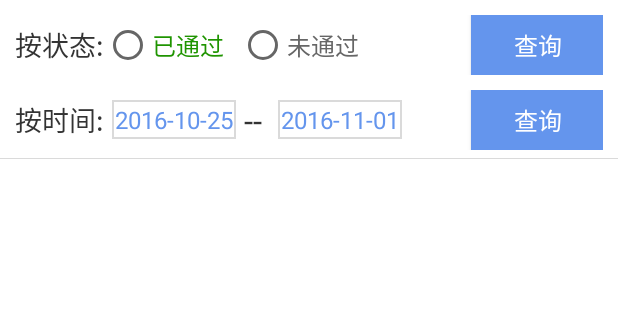
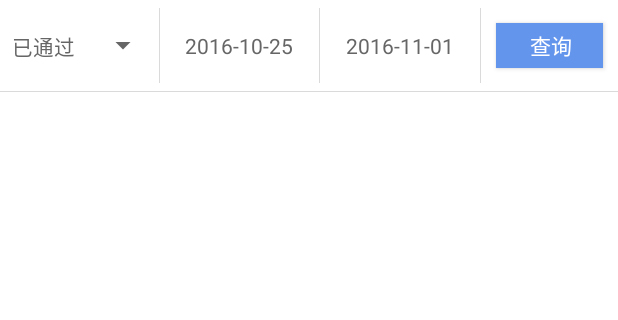
Before and after one commit to GKZX/ReservationAssistant, an Android app: the fragment SearchFragment placed in its activity, on a phone screen of 412 x 824 dp, the part 84-404 px from its top. Run offline under Robolectric (Android 15) with nearby library versions, the phone set to English and light mode, and no system bars; our stand-ins replace ButterKnife; libraries missing offline, so code that uses them is left out: com.netease.nimlib, com.squareup.otto; 4 statements that could not run were skipped.

Commit message:
修复部分bug(挤下线、修改查询条件布局)

```diff
--- a/ReservationAssistant/app/src/main/java/com/gkzxhn/xjyyzs/activities/MainActivity.java
+++ b/ReservationAssistant/app/src/main/java/com/gkzxhn/xjyyzs/activities/MainActivity.java
@@ -5,7 +5,6 @@ import android.content.DialogInterface;
 import android.content.Intent;
 import android.support.v4.app.FragmentManager;
 import android.support.v4.app.FragmentTransaction;
-import android.text.TextUtils;
 import android.view.Menu;
 import android.view.MenuInflater;
 import android.view.MenuItem;
@@ -19,6 +18,7 @@ import com.gkzxhn.xjyyzs.app.AppBus;
 import com.gkzxhn.xjyyzs.base.BaseActivity;
 import com.gkzxhn.xjyyzs.entities.events.ClearMsg;
 import com.gkzxhn.xjyyzs.entities.events.ClearMsgResult;
+import com.gkzxhn.xjyyzs.entities.events.KickoutEvent;
 import com.gkzxhn.xjyyzs.fragments.HomeFragment;
 import com.gkzxhn.xjyyzs.requests.Constant;
 import com.gkzxhn.xjyyzs.requests.bean.UpdateInfo;
@@ -68,12 +68,6 @@ public class MainActivity extends BaseActivity {
         setTitleText("预约助手");
         initFragment();
         checkOnlineStatus();// 检查云信id在线状态
-        String type = getIntent().getStringExtra("type");
-        if(!TextUtils.isEmpty(type) && type.equals("notification")){
-            // 由通知栏点进来  切换到msgFragment 并且通过otto通知其加载数据库数据
-            homeFragment.switchFragment(2);
-//            AppBus.getInstance().post(new SystemMsg());
-        }
     }
 
     /**
@@ -121,7 +115,7 @@ public class MainActivity extends BaseActivity {
     /**
      * 显示重新登录的提示框
      */
-    private void showReLoginDialog() {
+    public void showReLoginDialog() {
         AlertDialog.Builder builder = new AlertDialog.Builder(this);
         builder.setTitle("账号下线提示");
         builder.setCancelable(false);
@@ -236,6 +230,11 @@ public class MainActivity extends BaseActivity {
         }
     }
 
+    @Subscribe
+    public void kickout(KickoutEvent event){
+        showReLoginDialog();
+    }
+
     /**
      * 检查更新
      */
--- a/ReservationAssistant/app/src/main/java/com/gkzxhn/xjyyzs/adapter/SearchResultAdapter.java
+++ b/ReservationAssistant/app/src/main/java/com/gkzxhn/xjyyzs/adapter/SearchResultAdapter.java
@@ -66,7 +66,7 @@ public class SearchResultAdapter extends RecyclerView.Adapter<SearchResultAdapte
 //                ToastUtil.showShortToast(context, "别点啦...");
             }
         });
-        setItemAnim(holder.card_view, position);
+//        setItemAnim(holder.card_view, position);
     }
 
     /**
--- a/ReservationAssistant/app/src/main/java/com/gkzxhn/xjyyzs/app/AppManager.java
+++ b/ReservationAssistant/app/src/main/java/com/gkzxhn/xjyyzs/app/AppManager.java
@@ -45,6 +45,9 @@ public class AppManager {
     public Activity getCurrentActivity(){
         if (activityStack == null)
             return null;
+        if (activityStack.empty()){
+            return null;
+        }
         return activityStack.lastElement();
     }
 
--- a/ReservationAssistant/app/src/main/java/com/gkzxhn/xjyyzs/app/MyApp.java
+++ b/ReservationAssistant/app/src/main/java/com/gkzxhn/xjyyzs/app/MyApp.java
@@ -1,5 +1,6 @@
 package com.gkzxhn.xjyyzs.app;
 
+import android.app.Activity;
 import android.app.Application;
 import android.app.Notification;
 import android.app.PendingIntent;
@@ -15,6 +16,7 @@ import com.gkzxhn.xjyyzs.BuildConfig;
 import com.gkzxhn.xjyyzs.R;
 import com.gkzxhn.xjyyzs.activities.MainActivity;
 import com.gkzxhn.xjyyzs.entities.Message;
+import com.gkzxhn.xjyyzs.entities.events.KickoutEvent;
 import com.gkzxhn.xjyyzs.entities.events.SystemMsg;
 import com.gkzxhn.xjyyzs.utils.CrashHandler;
 import com.gkzxhn.xjyyzs.utils.DBUtils;
@@ -131,11 +133,16 @@ public class MyApp extends Application {
             public void onEvent(StatusCode statusCode) {
                 Log.i(TAG, "User status changed to: " + statusCode);
                 if (statusCode.wontAutoLogin()) {
+                    Log.i(TAG, "User status changed to: " + statusCode);
                     // 被踢出、账号被禁用、密码错误等情况，自动登录失败，需要返回到登录界面进行重新登录操作
-                    SPUtil.put(getApplicationContext(), "relogin", "true");
-                    Intent intent = new Intent(getApplicationContext(), MainActivity.class);
-                    intent.setFlags(Intent.FLAG_ACTIVITY_NEW_TASK);
-                    startActivity(intent);
+                    Activity activity = AppManager.getInstance().getCurrentActivity();
+                    if(activity != null && activity instanceof MainActivity){
+                        AppBus.getInstance().post(new KickoutEvent());
+                    }else {
+                        Intent intent = new Intent(getApplicationContext(), MainActivity.class);
+                        intent.setFlags(Intent.FLAG_ACTIVITY_NEW_TASK);
+                        startActivity(intent);
+                    }
                 }
             }
         }, true);
--- /dev/null
+++ b/ReservationAssistant/app/src/main/java/com/gkzxhn/xjyyzs/entities/events/KickoutEvent.java
@@ -0,0 +1,13 @@
+package com.gkzxhn.xjyyzs.entities.events;
+
+/**
+ * Author: Huang ZN
+ * Date: 2016/10/25
+ * Email:943852572@qq.com
+ * Description:
+ */
+
+public class KickoutEvent {
+    public KickoutEvent() {
+    }
+}
--- a/ReservationAssistant/app/src/main/java/com/gkzxhn/xjyyzs/fragments/HomeFragment.java
+++ b/ReservationAssistant/app/src/main/java/com/gkzxhn/xjyyzs/fragments/HomeFragment.java
@@ -56,16 +56,6 @@ public class HomeFragment extends BaseFragment {
     }
 
     /**
-     * 切换fragment
-     * @param position index
-     */
-    public void switchFragment(int position){
-//        if(vp_home_opt == null)
-//            initViewPager();
-//        vp_home_opt.setCurrentItem(position);
-    }
-
-    /**
      * 初始化viewpager
      */
     private void initViewPager() {
--- a/ReservationAssistant/app/src/main/java/com/gkzxhn/xjyyzs/fragments/SearchFragment.java
+++ b/ReservationAssistant/app/src/main/java/com/gkzxhn/xjyyzs/fragments/SearchFragment.java
@@ -7,10 +7,10 @@ import android.support.v4.widget.SwipeRefreshLayout;
 import android.support.v7.widget.LinearLayoutManager;
 import android.support.v7.widget.RecyclerView;
 import android.view.View;
+import android.widget.ArrayAdapter;
 import android.widget.Button;
 import android.widget.DatePicker;
-import android.widget.RadioButton;
-import android.widget.RadioGroup;
+import android.widget.Spinner;
 import android.widget.TextView;
 
 import com.gkzxhn.xjyyzs.R;
@@ -46,14 +46,19 @@ import rx.Subscriber;
 public class SearchFragment extends BaseFragment implements View.OnClickListener, OnSearchResultCallBack {
 
     private static final String TAG = "SearchFragment";
+    private static final String[] STATUS = {"已通过", "未通过"};
     @BindView(R.id.srl_refresh) SwipeRefreshLayout srl_refresh;
-    @BindView(R.id.rg_status) RadioGroup rg_status;
-    @BindView(R.id.rb_passed) RadioButton rb_passed;
-    @BindView(R.id.rb_refused) RadioButton rb_refused;
-    @BindView(R.id.bt_search_by_status) Button bt_search_by_status;
+//    @BindView(R.id.rg_status) RadioGroup rg_status;
+//    @BindView(R.id.rb_passed) RadioButton rb_passed;
+//    @BindView(R.id.rb_refused) RadioButton rb_refused;
+//    @BindView(R.id.bt_search_by_status) Button bt_search_by_status;
+//    @BindView(R.id.tv_start_date) TextView tv_start_date;
+//    @BindView(R.id.tv_end_date) TextView tv_end_date;
+//    @BindView(R.id.bt_search_by_time) Button bt_search_by_time;
+    @BindView(R.id.sp_status) Spinner sp_status;
     @BindView(R.id.tv_start_date) TextView tv_start_date;
     @BindView(R.id.tv_end_date) TextView tv_end_date;
-    @BindView(R.id.bt_search_by_time) Button bt_search_by_time;
+    @BindView(R.id.bt_search) Button bt_search;
     @BindView(R.id.recycler_view) RecyclerView recycler_view;
     @BindView(R.id.tv_no_result) TextView tv_no_result;// 没有结果
 
@@ -75,14 +80,15 @@ public class SearchFragment extends BaseFragment implements View.OnClickListener
         srl_refresh.setOnRefreshListener(new SwipeRefreshLayout.OnRefreshListener() {
             @Override
             public void onRefresh() {
-                getData(1);// 下拉刷新默认获取当日数据
+//                getData(1);// 下拉刷新默认获取当日数据
+                search();
             }
         });
+        sp_status.setAdapter(new ArrayAdapter<>(getActivity(), R.layout.spinner_item, STATUS));
         setDateText();// 设置两个日期文本
         tv_start_date.setOnClickListener(this);
         tv_end_date.setOnClickListener(this);
-        bt_search_by_status.setOnClickListener(this);
-        bt_search_by_time.setOnClickListener(this);
+        bt_search.setOnClickListener(this);
         recycler_view.setLayoutManager(new LinearLayoutManager(getActivity(), LinearLayoutManager.VERTICAL, false));
         recycler_view.addItemDecoration(new DividerItemDecoration(getActivity(),
                 DividerItemDecoration.VERTICAL_LIST));
@@ -114,11 +120,16 @@ public class SearchFragment extends BaseFragment implements View.OnClickListener
             case R.id.tv_end_date:
                 showDatePicker(tv_end_date);
                 break;
-            case R.id.bt_search_by_status:
-                if (!rb_passed.isChecked() && !rb_refused.isChecked()){
-                    showToastMsgShort("请选择查询状态");
-                    return;
+            case R.id.bt_search:
+                search();// 查询
+                break;
         }
+    }
+
+    /**
+     * 查询
+     */
+    private void search() {
         String start_time1 = DateUtils.dateFormat(tv_start_date.getText().toString());
         String end_time1 = DateUtils.dateFormat(tv_end_date.getText().toString());
         long thirtyDays1 = 1000L * 60L * 60L * 24L * 30L;
@@ -129,20 +140,6 @@ public class SearchFragment extends BaseFragment implements View.OnClickListener
             return;
         }
         getSearchResult(0, start_time1, end_time1);
-                break;
-            case R.id.bt_search_by_time:
-                String start_time = DateUtils.dateFormat(tv_start_date.getText().toString());
-                String end_time = DateUtils.dateFormat(tv_end_date.getText().toString());
-                long thirtyDays = 1000L * 60L * 60L * 24L * 30L;
-                long endMs = DateUtils.reFormatDate("yyyy-MM-dd", end_time);
-                long startMs = DateUtils.reFormatDate("yyyy-MM-dd", start_time);
-                if(endMs - startMs > thirtyDays){
-                    showToastMsgLong("日期区间不能超过30天");
-                    return;
-                }
-                getSearchResult(1, start_time, end_time);// 获取搜索结果
-                break;
-        }
     }
 
     /**
@@ -189,9 +186,11 @@ public class SearchFragment extends BaseFragment implements View.OnClickListener
         map.put("start", startTime);
         map.put("end", endTime);
         if(type == 0) {
-            if (rb_refused.isChecked()) {
+            if (sp_status.getSelectedItemPosition() == 1) {
                 map.put("isPass", "DENIED");
-            } else {
+            } else if (sp_status.getSelectedItemPosition() == 0){
+                map.put("isPass", "PASSED");
+            }else {
                 map.put("isPass", "PASSED");
             }
         }else {
--- /dev/null
+++ b/ReservationAssistant/app/src/main/res/drawable/item_decoration.xml
@@ -0,0 +1,8 @@
+<?xml version="1.0" encoding="utf-8"?>
+<shape xmlns:android="http://schemas.android.com/apk/res/android"
+    android:shape="rectangle">
+
+    <size android:width="1px" />
+    <solid android:color="@color/et_hint" />
+
+</shape>
--- a/ReservationAssistant/app/src/main/res/layout/fragment_search.xml
+++ b/ReservationAssistant/app/src/main/res/layout/fragment_search.xml
@@ -9,128 +9,51 @@
         android:layout_height="match_parent">
 
         <LinearLayout
-            android:id="@+id/ll_search_by_status"
+            android:id="@+id/ll_search_condition"
             android:layout_width="match_parent"
-            android:layout_height="@dimen/search_item_height"
+            android:layout_height="50dp"
+            android:orientation="horizontal"
+            android:divider="@drawable/item_decoration"
+            android:showDividers="middle"
             android:gravity="center_vertical"
-            android:paddingLeft="@dimen/search_padding"
-            android:paddingRight="@dimen/search_padding"
-            android:layout_marginTop="10dp"
-            android:orientation="horizontal">
+            android:layout_marginTop="5dp">
 
-            <TextView
-                android:layout_width="wrap_content"
+            <Spinner
+                android:id="@+id/sp_status"
+                android:layout_width="0dp"
                 android:layout_height="wrap_content"
-                android:text="按状态:"
-                android:textColor="@color/tv_bg"
-                android:textSize="@dimen/search_main_text_size"/>
-
-            <RadioGroup
-                android:id="@+id/rg_status"
-                android:layout_width="wrap_content"
-                android:layout_height="wrap_content"
-                android:orientation="horizontal">
-
-                <RadioButton
-                    android:id="@+id/rb_passed"
-                    android:layout_width="wrap_content"
-                    android:layout_height="wrap_content"
-                    android:text="已通过"
-                    android:textColor="@color/tv_green"
-                    android:textSize="@dimen/search_small_text"/>
-
-                <RadioButton
-                    android:id="@+id/rb_refused"
-                    android:layout_width="wrap_content"
-                    android:layout_height="wrap_content"
-                    android:text="未通过"
-                    android:textColor="@color/tv_mid"
-                    android:textSize="@dimen/search_small_text"
-                    android:checked="false"
-                    android:layout_marginLeft="10dp"/>
-            </RadioGroup>
-
-            <RelativeLayout
-                android:layout_width="match_parent"
-                android:layout_height="wrap_content">
-
-                <Button
-                    android:id="@+id/bt_search_by_status"
-                    android:layout_width="wrap_content"
-                    android:layout_height="wrap_content"
-                    android:text="查询"
-                    android:background="@drawable/theme_bg_bt_selector"
-                    android:textSize="@dimen/search_small_text"
-                    android:textColor="@color/white"
-                    android:layout_alignParentTop="true"
-                    android:layout_alignParentRight="true"
-                    android:layout_alignParentEnd="true" />
-            </RelativeLayout>
-        </LinearLayout>
-
-        <LinearLayout
-            android:id="@+id/ll_search_by_time"
-            android:layout_width="match_parent"
-            android:layout_height="@dimen/search_item_height"
-            android:gravity="center_vertical"
-            android:paddingLeft="@dimen/search_padding"
-            android:paddingRight="@dimen/search_padding"
-            android:layout_marginTop="10dp"
-            android:orientation="horizontal"
-            android:layout_below="@+id/ll_search_by_status">
-
-            <TextView
-                android:layout_width="wrap_content"
-                android:layout_height="wrap_content"
-                android:text="按时间:"
-                android:textColor="@color/tv_bg"
-                android:textSize="@dimen/search_main_text_size"
-                android:id="@+id/textView2" />
+                android:layout_weight="1.5" />
 
             <TextView
                 android:id="@+id/tv_start_date"
-                android:layout_width="wrap_content"
+                android:layout_width="0dp"
                 android:layout_height="wrap_content"
-                android:text="xxxx/x/xx"
-                android:textColor="@color/theme"
-                android:textSize="@dimen/search_small_text"
-                android:padding="2dp"
-                android:background="@drawable/tv_bg"
-                android:layout_marginLeft="5dp"/>
-
-            <TextView
-                android:layout_width="wrap_content"
-                android:layout_height="wrap_content"
-                android:text=" -- "
-                android:textColor="@color/tv_bg"
-                android:textSize="22sp"/>
+                android:layout_weight="1.5"
+                android:text="开始日期"
+                android:textColor="@color/tv_mid"
+                android:textSize="14sp"
+                android:gravity="center"/>
 
             <TextView
                 android:id="@+id/tv_end_date"
-                android:layout_width="wrap_content"
+                android:layout_width="0dp"
                 android:layout_height="wrap_content"
-                android:text="xxxx/x/xx"
-                android:textColor="@color/theme"
-                android:textSize="@dimen/search_small_text"
-                android:padding="2dp"
-                android:background="@drawable/tv_bg"
-                android:layout_marginLeft="5dp"/>
+                android:layout_weight="1.5"
+                android:text="结束日期"
+                android:textColor="@color/tv_mid"
+                android:textSize="14sp"
+                android:gravity="center"/>
 
-            <RelativeLayout
-                android:layout_width="match_parent"
-                android:layout_height="wrap_content">
+            <Button
+                android:id="@+id/bt_search"
+                android:layout_width="0dp"
+                android:layout_height="wrap_content"
+                android:layout_weight="1.0"
+                android:background="@drawable/theme_bg_bt_selector"
+                android:layout_margin="10dp"
+                android:text="查询"
+                android:textColor="@color/white"/>
 
-                <Button
-                    android:id="@+id/bt_search_by_time"
-                    android:layout_width="wrap_content"
-                    android:layout_height="wrap_content"
-                    android:text="查询"
-                    android:background="@drawable/theme_bg_bt_selector"
-                    android:textSize="@dimen/search_small_text"
-                    android:textColor="@color/white"
-                    android:layout_marginLeft="@dimen/search_padding"
-                    android:layout_alignParentRight="true"/>
-            </RelativeLayout>
         </LinearLayout>
 
         <View
@@ -138,7 +61,7 @@
             android:layout_width="match_parent"
             android:layout_height="1px"
             android:background="@color/et_hint"
-            android:layout_below="@+id/ll_search_by_time"
+            android:layout_below="@+id/ll_search_condition"
             android:layout_marginTop="5dp"/>
 
         <android.support.v7.widget.RecyclerView
--- /dev/null
+++ b/ReservationAssistant/app/src/main/res/layout/spinner_item.xml
@@ -0,0 +1,11 @@
+<?xml version="1.0" encoding="utf-8"?>
+<TextView xmlns:android="http://schemas.android.com/apk/res/android"
+    android:id="@android:id/text1"
+    style="?android:attr/dropDownItemStyle"
+    android:textSize="14sp"
+    android:gravity="center_vertical|end"
+    android:textColor="@color/tv_mid"
+    android:singleLine="true"
+    android:layout_width="match_parent"
+    android:layout_height="?android:attr/listPreferredItemHeight"
+    android:ellipsize="marquee" />
```
Lines whose indentation alone changed are shown as unchanged.
